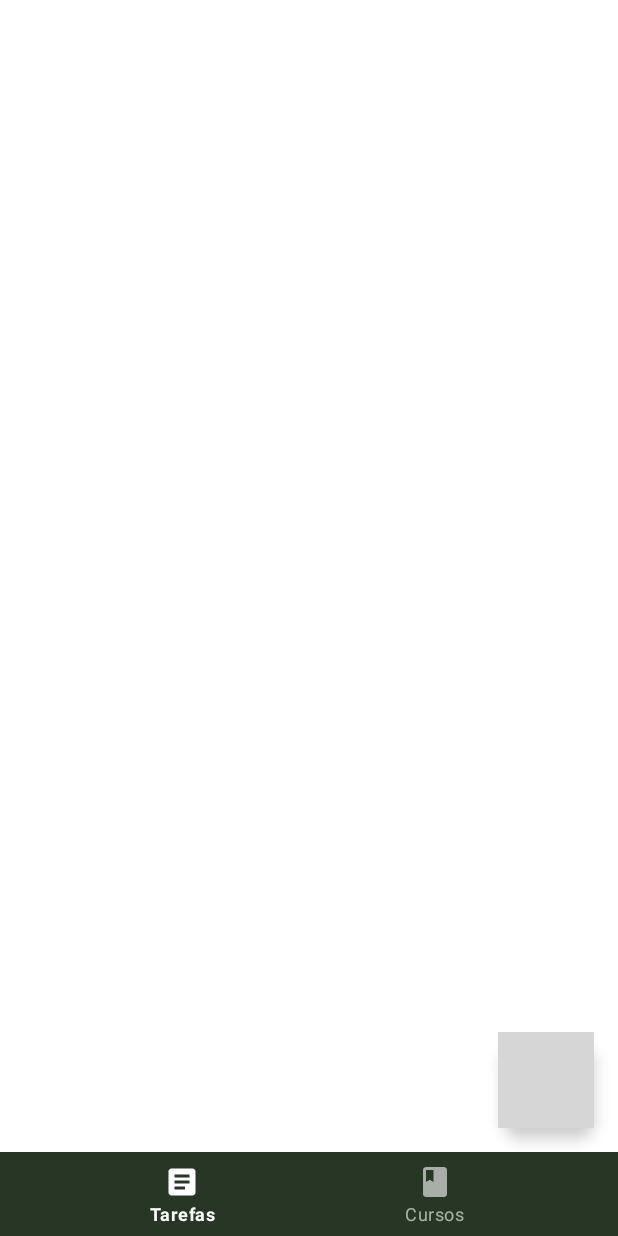
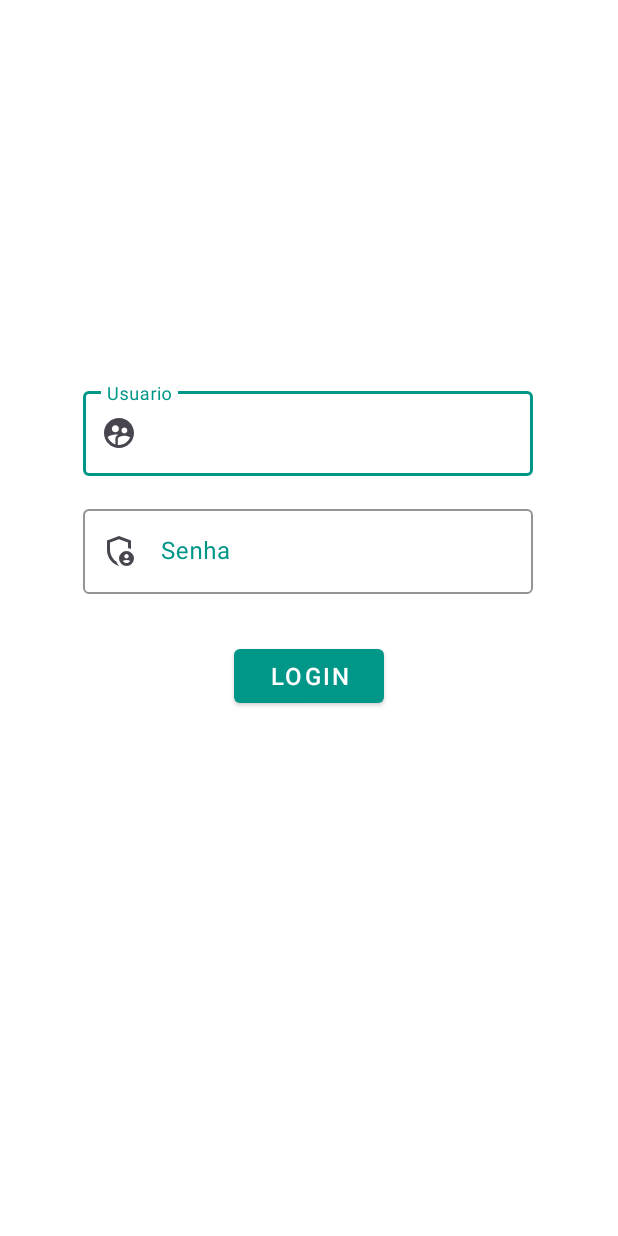
Before and after one commit to Willacy/TarefasAcademicas, an Android app: the screen it shows after launch (MainActivity before the commit, LoginActivity after it), on a phone screen of 412 x 824 dp. Run offline under Robolectric (Android 15) with nearby library versions, the phone set to English and light mode, and no system bars; grey boxes are pictures that could not be loaded.

Commit message:
Grande Atualização
Com a ajuda do professor Bernardo Silva foi feita uma grande adaptação visual

```diff
--- a/app/src/main/AndroidManifest.xml
+++ b/app/src/main/AndroidManifest.xml
@@ -12,6 +12,7 @@
         android:supportsRtl="true"
         android:theme="@style/Theme.TarefasAcademicas"
         tools:targetApi="31">
+
         <activity
             android:name=".view.CursoActivity"
             android:exported="false" />
@@ -20,7 +21,10 @@
             android:exported="false" />
         <activity
             android:name=".MainActivity"
-            android:exported="true">
+            android:exported="false"/>
+        <activity
+            android:name=".LoginActivity"
+            android:exported="true" >
             <intent-filter>
                 <action android:name="android.intent.action.MAIN" />
 
--- /dev/null
+++ b/app/src/main/java/com/example/tarefasacademicas/LoginActivity.java
@@ -0,0 +1,24 @@
+package com.example.tarefasacademicas;
+
+import android.os.Bundle;
+
+import androidx.activity.EdgeToEdge;
+import androidx.appcompat.app.AppCompatActivity;
+import androidx.core.graphics.Insets;
+import androidx.core.view.ViewCompat;
+import androidx.core.view.WindowInsetsCompat;
+
+public class LoginActivity extends AppCompatActivity {
+
+    @Override
+    protected void onCreate(Bundle savedInstanceState) {
+        super.onCreate(savedInstanceState);
+        EdgeToEdge.enable(this);
+        setContentView(R.layout.activity_login);
+        ViewCompat.setOnApplyWindowInsetsListener(findViewById(R.id.main), (v, insets) -> {
+            Insets systemBars = insets.getInsets(WindowInsetsCompat.Type.systemBars());
+            v.setPadding(systemBars.left, systemBars.top, systemBars.right, systemBars.bottom);
+            return insets;
+        });
+    }
+}
--- /dev/null
+++ b/app/src/main/res/drawable/ic_add_geral.xml
@@ -0,0 +1,5 @@
+<vector xmlns:android="http://schemas.android.com/apk/res/android" android:height="24dp" android:tint="#000000" android:viewportHeight="24" android:viewportWidth="24" android:width="24dp">
+
+    <path android:fillColor="@android:color/white" android:pathData="M19,13h-6v6h-2v-6H5v-2h6V5h2v6h6v2z"/>
+
+</vector>
--- /dev/null
+++ b/app/src/main/res/drawable/ic_senha.xml
@@ -0,0 +1,5 @@
+<vector xmlns:android="http://schemas.android.com/apk/res/android" android:height="24dp" android:tint="#000000" android:viewportHeight="960" android:viewportWidth="960" android:width="24dp">
+
+    <path android:fillColor="@android:color/white" android:pathData="M680,680Q705,680 722.5,662.5Q740,645 740,620Q740,595 722.5,577.5Q705,560 680,560Q655,560 637.5,577.5Q620,595 620,620Q620,645 637.5,662.5Q655,680 680,680ZM680,800Q711,800 737,785.5Q763,771 779,747Q757,734 732,727Q707,720 680,720Q653,720 628,727Q603,734 581,747Q597,771 623,785.5Q649,800 680,800ZM480,880Q341,845 250.5,720.5Q160,596 160,444L160,200L480,80L800,200L800,427Q781,419 761,412.5Q741,406 720,403L720,256L480,166L240,256L240,444Q240,491 252.5,538Q265,585 287.5,627.5Q310,670 342,706Q374,742 413,766L413,766Q424,798 442,827Q460,856 483,879Q482,879 481.5,879.5Q481,880 480,880ZM680,880Q597,880 538.5,821.5Q480,763 480,680Q480,597 538.5,538.5Q597,480 680,480Q763,480 821.5,538.5Q880,597 880,680Q880,763 821.5,821.5Q763,880 680,880ZM480,466L480,466Q480,466 480,466Q480,466 480,466Q480,466 480,466Q480,466 480,466L480,466L480,466L480,466L480,466Q480,466 480,466Q480,466 480,466Q480,466 480,466Q480,466 480,466Q480,466 480,466Q480,466 480,466Z"/>
+
+</vector>
--- /dev/null
+++ b/app/src/main/res/drawable/ic_user.xml
@@ -0,0 +1,5 @@
+<vector xmlns:android="http://schemas.android.com/apk/res/android" android:height="24dp" android:tint="#000000" android:viewportHeight="24" android:viewportWidth="24" android:width="24dp">
+
+    <path android:fillColor="@android:color/white" android:pathData="M11.99,2c-5.52,0 -10,4.48 -10,10s4.48,10 10,10 10,-4.48 10,-10 -4.48,-10 -10,-10zM15.6,8.34c1.07,0 1.93,0.86 1.93,1.93 0,1.07 -0.86,1.93 -1.93,1.93 -1.07,0 -1.93,-0.86 -1.93,-1.93 -0.01,-1.07 0.86,-1.93 1.93,-1.93zM9.6,6.76c1.3,0 2.36,1.06 2.36,2.36 0,1.3 -1.06,2.36 -2.36,2.36s-2.36,-1.06 -2.36,-2.36c0,-1.31 1.05,-2.36 2.36,-2.36zM9.6,15.89v3.75c-2.4,-0.75 -4.3,-2.6 -5.14,-4.96 1.05,-1.12 3.67,-1.69 5.14,-1.69 0.53,0 1.2,0.08 1.9,0.22 -1.64,0.87 -1.9,2.02 -1.9,2.68zM11.99,20c-0.27,0 -0.53,-0.01 -0.79,-0.04v-4.07c0,-1.42 2.94,-2.13 4.4,-2.13 1.07,0 2.92,0.39 3.84,1.15 -1.17,2.97 -4.06,5.09 -7.45,5.09z"/>
+
+</vector>
--- a/app/src/main/res/layout/activity_curso.xml
+++ b/app/src/main/res/layout/activity_curso.xml
@@ -44,7 +44,7 @@
             android:layout_marginBottom="24dp"
             android:gravity="center"
             android:text="@string/cadastro_de_curso"
-            android:textColor="@color/colorPrimaryVariant"
+            android:textColor="@color/colorPrimary"
             android:textSize="26sp"
             android:textStyle="bold" />
 
--- /dev/null
+++ b/app/src/main/res/layout/activity_login.xml
@@ -0,0 +1,76 @@
+<?xml version="1.0" encoding="utf-8"?>
+<androidx.constraintlayout.widget.ConstraintLayout xmlns:android="http://schemas.android.com/apk/res/android"
+    xmlns:app="http://schemas.android.com/apk/res-auto"
+    xmlns:tools="http://schemas.android.com/tools"
+    android:id="@+id/main"
+    android:layout_width="match_parent"
+    android:layout_height="match_parent"
+    android:background="@color/white"
+    android:backgroundTint="@color/white"
+    tools:context=".LoginActivity">
+
+    <com.google.android.material.textfield.TextInputLayout
+        android:id="@+id/textInputLayout"
+        android:layout_width="300dp"
+        android:layout_height="wrap_content"
+        android:hint="Usuario"
+        android:textColorHint="@color/colorPrimary"
+        app:boxStrokeColor="@color/colorPrimary"
+        app:hintTextColor="@color/colorPrimary"
+        app:layout_constraintBottom_toBottomOf="parent"
+        app:layout_constraintEnd_toEndOf="parent"
+        app:layout_constraintHorizontal_bias="0.495"
+        app:layout_constraintStart_toStartOf="parent"
+        app:layout_constraintTop_toTopOf="parent"
+        app:layout_constraintVertical_bias="0.335"
+        app:startIconDrawable="@drawable/ic_user"
+        app:endIconTint="@color/colorPrimary">
+
+        <com.google.android.material.textfield.TextInputEditText
+            android:layout_width="match_parent"
+            android:layout_height="wrap_content"
+            android:textColor="@color/colorOnBackground"/>
+    </com.google.android.material.textfield.TextInputLayout>
+
+    <com.google.android.material.textfield.TextInputLayout
+        android:id="@+id/textInputLayout2"
+        android:layout_width="300dp"
+        android:layout_height="wrap_content"
+        android:hint="Senha"
+        android:textColorHint="@color/colorPrimary"
+        app:boxStrokeColor="@color/colorPrimary"
+        app:hintTextColor="@color/colorPrimary"
+        app:layout_constraintBottom_toBottomOf="parent"
+        app:layout_constraintEnd_toEndOf="parent"
+        app:layout_constraintHorizontal_bias="0.495"
+        app:layout_constraintStart_toStartOf="parent"
+        app:layout_constraintTop_toBottomOf="@+id/textInputLayout"
+        app:layout_constraintVertical_bias="0.038"
+        app:startIconDrawable="@drawable/ic_senha"
+        app:endIconTint="@color/colorPrimary">
+
+        <com.google.android.material.textfield.TextInputEditText
+            android:layout_width="match_parent"
+            android:layout_height="wrap_content"
+            android:inputType="textPassword"
+            android:textColor="@color/colorOnBackground"/>
+    </com.google.android.material.textfield.TextInputLayout>
+
+    <com.google.android.material.button.MaterialButton
+        android:id="@+id/btnLogin"
+        style="@style/Widget.MaterialComponents.Button"
+        android:layout_width="100dp"
+        android:layout_height="wrap_content"
+        android:layout_weight="1"
+        android:text="Login"
+
+        android:textColor="@color/colorOnPrimary"
+        android:textSize="16sp"
+        app:backgroundTint="@color/colorPrimary"
+        app:layout_constraintBottom_toBottomOf="parent"
+        app:layout_constraintEnd_toEndOf="parent"
+        app:layout_constraintStart_toStartOf="parent"
+        app:layout_constraintTop_toBottomOf="@+id/textInputLayout2"
+        app:layout_constraintVertical_bias="0.08" />
+
+</androidx.constraintlayout.widget.ConstraintLayout>
--- a/app/src/main/res/layout/activity_tarefa.xml
+++ b/app/src/main/res/layout/activity_tarefa.xml
@@ -43,7 +43,7 @@
             android:layout_marginBottom="24dp"
             android:gravity="center"
             android:text="@string/cadastro_de_tarefa"
-            android:textColor="@color/colorPrimaryVariant"
+            android:textColor="@color/colorPrimary"
             android:textSize="26sp"
             android:textStyle="bold" />
 
--- a/app/src/main/res/layout/fragment_tarefas.xml
+++ b/app/src/main/res/layout/fragment_tarefas.xml
@@ -1,6 +1,5 @@
 <?xml version="1.0" encoding="utf-8"?>
-<FrameLayout
-    xmlns:android="http://schemas.android.com/apk/res/android"
+<FrameLayout xmlns:android="http://schemas.android.com/apk/res/android"
     xmlns:app="http://schemas.android.com/apk/res-auto"
     xmlns:tools="http://schemas.android.com/tools"
     android:layout_width="match_parent"
@@ -16,8 +15,8 @@
         <ListView
             android:id="@+id/lstTarefas"
             android:layout_width="0dp"
-            android:layout_height="550dp"
-            android:divider="@color/colorPrimary"
+            android:layout_height="match_parent"
+            android:divider="#BDBDBD"
             android:dividerHeight="1dp"
             android:padding="8dp"
             android:clipToPadding="false"
@@ -32,7 +31,8 @@
             android:layout_width="64dp"
             android:layout_height="64dp"
             android:contentDescription="@string/todo"
-            android:src="@drawable/ic_add_task"
+            android:src="@drawable/ic_add_geral"
+            app:fabCustomSize="64dp"
             app:backgroundTint="@color/colorPrimaryVariant"
             app:tint="@color/white"
             app:layout_constraintBottom_toBottomOf="parent"
--- a/app/src/main/res/values/colors.xml
+++ b/app/src/main/res/values/colors.xml
@@ -2,13 +2,13 @@
 <resources>
     <color name="black">#FF000000</color>
     <color name="white">#FFFFFFFF</color>
-    <color name="cor_menu">#283626</color>
+    <color name="cor_menu">#009688</color>
     <color name="cor_fundo">#A1B69F</color>
     <color name="cor_icones">#A0FF97</color>
 
     <!-- Verde principal -->
-    <color name="colorPrimary">#4CAF50</color>
-    <color name="colorPrimaryVariant">#388E3C</color>
+    <color name="colorPrimary">#009688</color>
+    <color name="colorPrimaryVariant">#FFC107</color>
 
     <!-- Verde secundário -->
     <color name="colorSecondary">#81C784</color>
```
Also changed, not shown: app/src/main/java/com/example/tarefasacademicas/view/CursoActivity.java (+7 -0 lines), app/src/main/res/layout/fragment_cursos.xml (+5 -4 lines), app/src/main/res/layout/item_list_curso.xml (+40 -26 lines), app/src/main/res/layout/item_list_tarefa.xml (+48 -30 lines).
